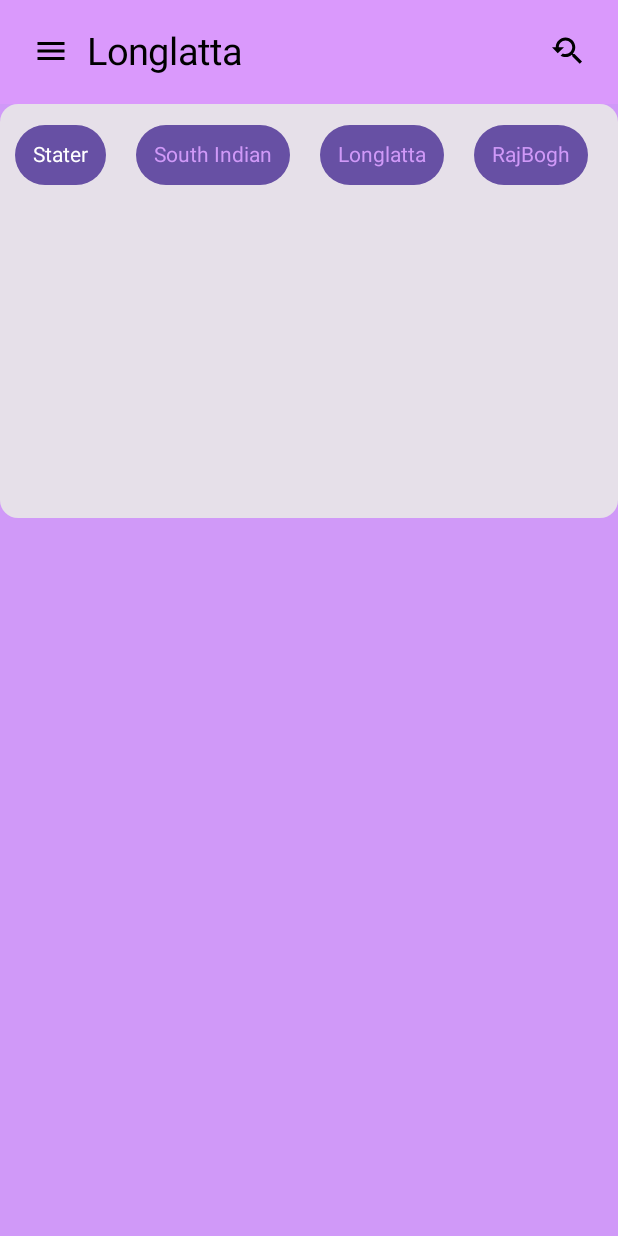
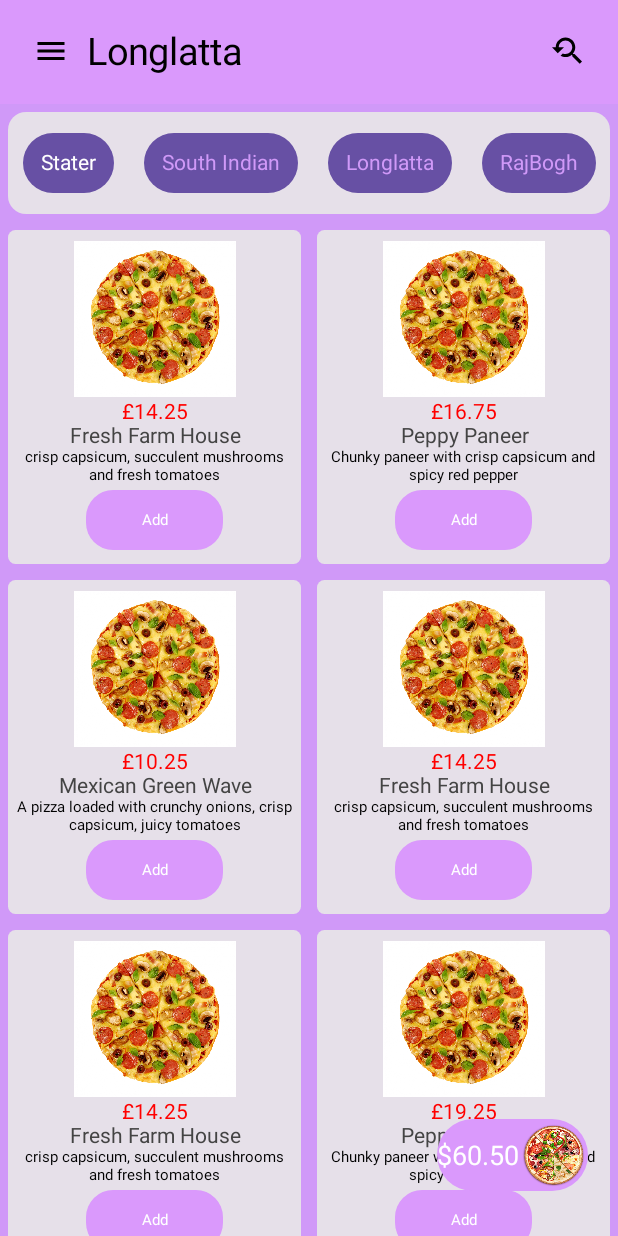
Before and after one commit to VivekYadavDeveloper/UICompose, an Android app built with Jetpack Compose: the screen it shows after launch (MainActivity), on a phone screen of 412 x 824 dp. Run offline under Robolectric (Android 15) with nearby library versions, the phone set to English and light mode, and no system bars.

Commit message:
Second Commit

```diff
--- a/app/src/main/java/com/phoenixoid/loginscreenjetpackcompose/Screens/HomeScreen.kt
+++ b/app/src/main/java/com/phoenixoid/loginscreenjetpackcompose/Screens/HomeScreen.kt
@@ -1,16 +1,31 @@
 package com.phoenixoid.loginscreenjetpackcompose.Screens
 
+import android.graphics.Paint.Align
+import android.graphics.drawable.Icon
+import androidx.compose.foundation.Image
 import androidx.compose.foundation.background
+import androidx.compose.foundation.horizontalScroll
 import androidx.compose.foundation.layout.Arrangement
 import androidx.compose.foundation.layout.Box
 import androidx.compose.foundation.layout.Column
 import androidx.compose.foundation.layout.Row
 import androidx.compose.foundation.layout.fillMaxSize
 import androidx.compose.foundation.layout.fillMaxWidth
+import androidx.compose.foundation.layout.height
 import androidx.compose.foundation.layout.padding
+import androidx.compose.foundation.layout.size
+import androidx.compose.foundation.layout.width
+import androidx.compose.foundation.lazy.grid.GridCells
+import androidx.compose.foundation.lazy.grid.LazyGridScope
+import androidx.compose.foundation.lazy.grid.LazyVerticalGrid
+import androidx.compose.foundation.lazy.grid.items
+import androidx.compose.foundation.rememberScrollState
 import androidx.compose.foundation.shape.RoundedCornerShape
+import androidx.compose.material.icons.Icons
+import androidx.compose.material3.Button
 import androidx.compose.material3.ButtonDefaults
 import androidx.compose.material3.Card
+import androidx.compose.material3.Icon
 import androidx.compose.material3.Text
 import androidx.compose.material3.TextButton
 import androidx.compose.runtime.Composable
@@ -18,15 +33,25 @@ import androidx.compose.runtime.getValue
 import androidx.compose.runtime.mutableStateOf
 import androidx.compose.runtime.remember
 import androidx.compose.runtime.setValue
+import androidx.compose.ui.Alignment
+import androidx.compose.ui.Alignment.Companion.CenterVertically
 import androidx.compose.ui.Modifier
+import androidx.compose.ui.draw.clip
 import androidx.compose.ui.graphics.Color
+import androidx.compose.ui.modifier.modifierLocalConsumer
+import androidx.compose.ui.res.painterResource
 import androidx.compose.ui.text.TextStyle
 import androidx.compose.ui.text.font.FontWeight
+import androidx.compose.ui.text.style.TextAlign
 import androidx.compose.ui.tooling.preview.Preview
 import androidx.compose.ui.unit.dp
 import androidx.compose.ui.unit.sp
+import com.phoenixoid.loginscreenjetpackcompose.R
 import com.phoenixoid.loginscreenjetpackcompose.Screens.Common.AppIconButton
+import com.phoenixoid.loginscreenjetpackcompose.Screens.Common.SpacerHeight
 import com.phoenixoid.loginscreenjetpackcompose.Screens.Common.SpacerWidth
+import com.phoenixoid.loginscreenjetpackcompose.data.Pizza
+import com.phoenixoid.loginscreenjetpackcompose.data.pizzaList
 import com.phoenixoid.loginscreenjetpackcompose.ui.theme.Purple40
 import com.phoenixoid.loginscreenjetpackcompose.ui.theme.Purple80
 import com.phoenixoid.loginscreenjetpackcompose.ui.theme.selectedPink
@@ -44,6 +69,8 @@ fun HomeScreen() {
         "Longlatta Khoya",
     )
     var currentMenuState by remember { mutableStateOf("Stater") }
+
+    val scrollState = rememberScrollState()
     Box(
         modifier = Modifier
             .fillMaxSize()
@@ -51,8 +78,16 @@ fun HomeScreen() {
     ) {
         Column {
             PizzaHeader()
-            Card(modifier = Modifier.fillMaxWidth()) {
-                Row(modifier = Modifier.fillMaxWidth()) {
+            Card(
+                modifier = Modifier
+                    .fillMaxWidth()
+                    .padding(5.dp)
+            ) {
+                Row(
+                    modifier = Modifier
+                        .fillMaxWidth()
+                        .horizontalScroll(scrollState)
+                ) {
                     menuList.forEach {
                         CustomChips(
                             title = it,
@@ -63,13 +98,90 @@ fun HomeScreen() {
                     }
                 }
             }
+
+            LazyVerticalGrid(columns = GridCells.Fixed(2)) {
+                items(pizzaList) {
+                    ShowPizza(pizza = it)
+                }
+            }
         }
+        ExtendedFloatingActionButton(
+            modifier = Modifier
+                .padding(
+                    horizontal = 20.dp, vertical = 30.dp
+                )
+                .align(alignment = Alignment.BottomEnd)
+        )
 
     }
 }
 
+
+/*List Food List*/
+@Composable
+fun ShowPizza(
+    pizza: Pizza
+) {
+    Card(
+        modifier = Modifier
+            .width(165.dp)
+            .padding(5.dp), shape = RoundedCornerShape(5.dp)
+    ) {
+        Box(modifier = Modifier.fillMaxWidth(), contentAlignment = Alignment.Center) {
+
+            Column(
+                modifier = Modifier.padding(5.dp),
+                horizontalAlignment = Alignment.CenterHorizontally
+            ) {
+                Image(
+
+                    painter = painterResource(id = R.drawable.one),
+                    alignment = Alignment.Center,
+                    contentDescription = "",
+
+                    modifier = Modifier.size(108.dp)
+                )
+                SpacerHeight(5.dp)
+                Text(
+                    text = pizza.price, style = TextStyle(
+                        fontSize = 14.sp, color = Color.Red, textAlign = TextAlign.Center
+                    )
+                )
+                SpacerHeight(5.dp)
+                Text(
+                    text = pizza.name, style = TextStyle(
+                        fontSize = 14.sp, color = Color.DarkGray, textAlign = TextAlign.Center
+                    )
+                )
+                SpacerHeight(5.dp)
+                Text(
+                    text = pizza.description, style = TextStyle(
+                        fontSize = 10.sp, color = Color.Black, textAlign = TextAlign.Center
+                    )
+                )
+                SpacerHeight(5.dp)
+                Button(
+                    onClick = { /*TODO*/ },
+                    modifier = Modifier.width(91.dp),
+                    shape = RoundedCornerShape(18.dp),
+                    colors = ButtonDefaults.buttonColors(Purple40)
+
+
+                ) {
+
+                    Text(
+                        text = "Add", style = TextStyle(fontSize = 10.sp, color = Color.White)
+                    )
+                }
+
+            }
+        }
+    }
+
+}
+
+
 /*AppBar Section*/
-
 @Composable
 fun PizzaHeader() {
     Box(
@@ -89,8 +201,7 @@ fun PizzaHeader() {
                 AppIconButton(icon = com.phoenixoid.loginscreenjetpackcompose.R.drawable.menu_24)
                 SpacerWidth(10.dp)
                 Text(
-                    text = "Longlatta",
-                    style = TextStyle(fontSize = 25.sp)
+                    text = "Longlatta", style = TextStyle(fontSize = 25.sp)
                 )
             }
 
@@ -118,11 +229,45 @@ fun CustomChips(title: String, selected: Boolean, onValueChange: (String) -> Uni
 
 
         Text(
-            text = title,
-            style = TextStyle(
-                fontSize = 14.sp,
-                color = if (selected) Color.White else Purple80
+            text = title, style = TextStyle(
+                fontSize = 14.sp, color = if (selected) Color.White else Purple80
             )
         )
     }
 }
+
+
+/*Extended Floating Action Button*/
+
+
+@Composable
+fun ExtendedFloatingActionButton(
+
+    modifier: Modifier
+) {
+    Box(
+        modifier = modifier
+            .height(48.dp)
+            .clip(RoundedCornerShape(27.dp))
+            .background(Purple40)
+    ) {
+        SpacerWidth()
+
+        Row(modifier = Modifier.align(alignment = Alignment.Center)) {
+            Text(
+                text = "$60.50",
+                style = TextStyle(fontSize = 18.sp, color = Color.White),
+                modifier = Modifier.align(CenterVertically)
+            )
+            Icon(
+                painter = painterResource(id = R.drawable.four),
+                contentDescription = "",
+                modifier = Modifier
+                    .size(46.dp)
+                    .padding(2.dp),
+                tint = Color.Unspecified
+            )
+
+        }
+    }
+}
--- /dev/null
+++ b/app/src/main/java/com/phoenixoid/loginscreenjetpackcompose/data/PizzaData.kt
@@ -0,0 +1,62 @@
+package com.phoenixoid.loginscreenjetpackcompose.data
+
+import androidx.annotation.DrawableRes
+import com.phoenixoid.loginscreenjetpackcompose.R
+
+data class Pizza(
+    @DrawableRes val image:Int,
+    val name:String,
+    val description:String,
+    val price:String
+)
+
+val pizzaList = listOf(
+    Pizza(
+        R.drawable.two,
+        "Fresh Farm House",
+        "crisp capsicum, succulent mushrooms and fresh tomatoes",
+        "£14.25"
+    ),
+    Pizza(
+        R.drawable.three,
+        "Peppy Paneer",
+        "Chunky paneer with crisp capsicum and spicy red pepper",
+        "£16.75"
+    ),
+    Pizza(
+        R.drawable.four,
+        "Mexican Green Wave",
+        "A pizza loaded with crunchy onions, crisp capsicum, juicy tomatoes",
+        "£10.25"
+    ),
+    Pizza(
+        R.drawable.three,
+        "Fresh Farm House",
+        "crisp capsicum, succulent mushrooms and fresh tomatoes",
+        "£14.25"
+    ),
+    Pizza(
+        R.drawable.two,
+        "Fresh Farm House",
+        "crisp capsicum, succulent mushrooms and fresh tomatoes",
+        "£14.25"
+    ),
+    Pizza(
+        R.drawable.three,
+        "Peppy Paneer",
+        "Chunky paneer with crisp capsicum and spicy red pepper",
+        "£19.25"
+    ),
+    Pizza(
+        R.drawable.four,
+        "Fresh Farm House",
+        "crisp capsicum, succulent mushrooms and fresh tomatoes",
+        "£14.25"
+    ),
+    Pizza(
+        R.drawable.two,
+        "Fresh Farm House",
+        "crisp capsicum, succulent mushrooms and fresh tomatoes",
+        "£14.25"
+    ),
+)
```
Also changed, not shown: app/src/main/res/drawable/four.png (added), app/src/main/res/drawable/one.jpg (added), app/src/main/res/drawable/three.jpg (added), app/src/main/res/drawable/two.jpg (added), 1 other file.
